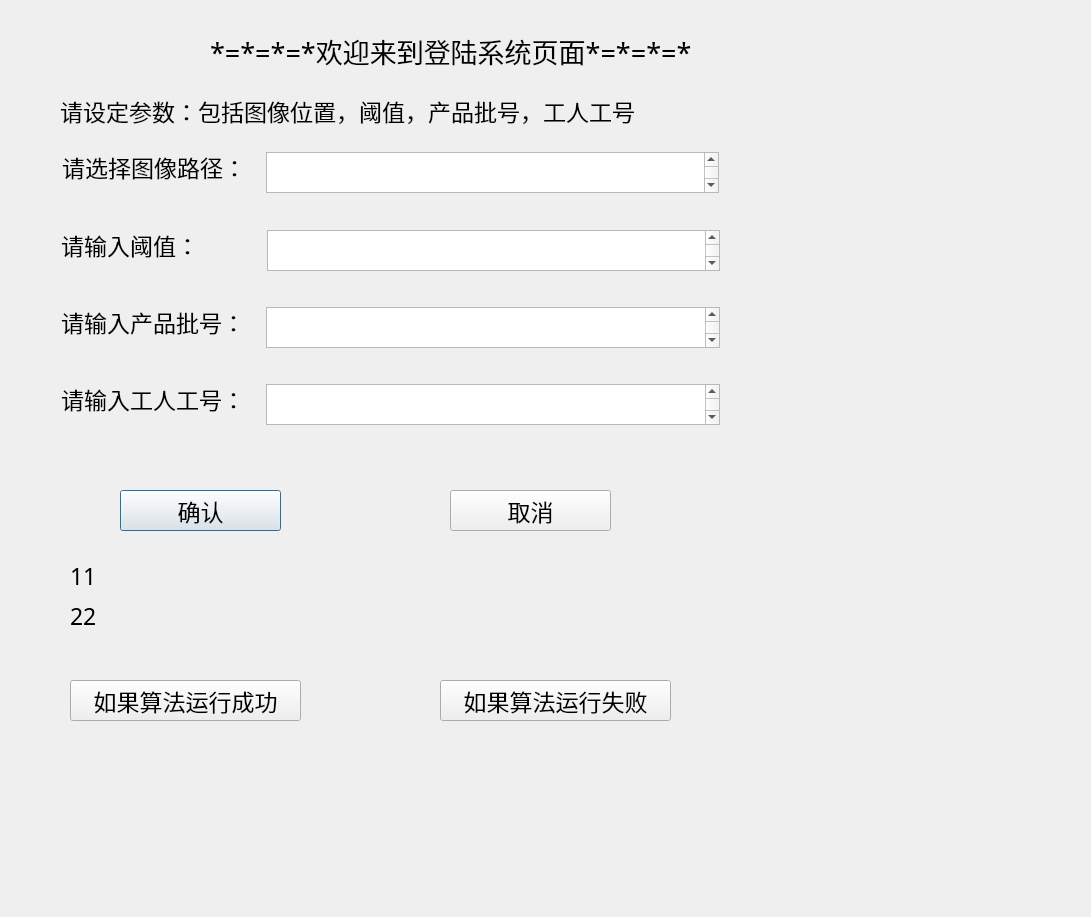
The window that QT_Designer/login.ui (SimonWicre/IndustryDemo) describes before a commit, drawn with Qt 5.
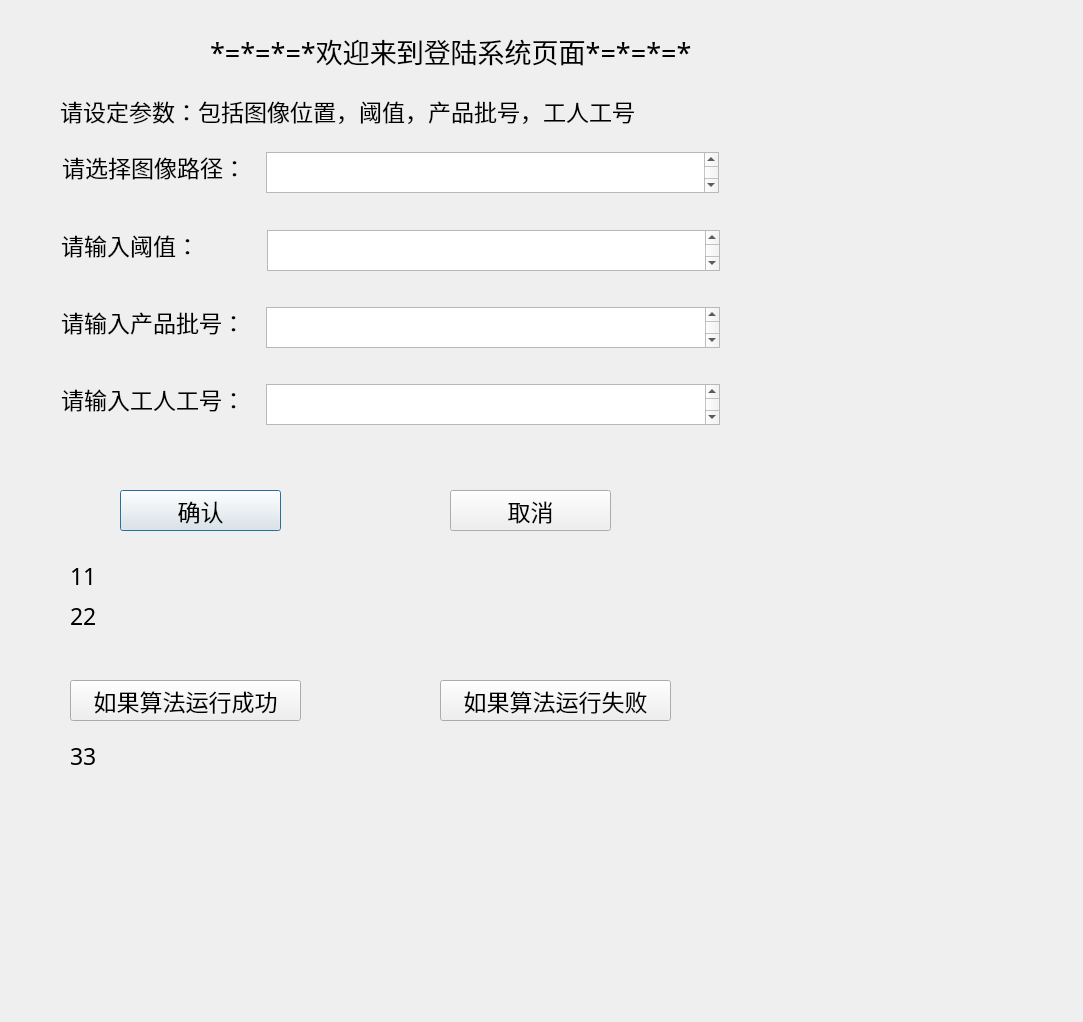
The same window after the commit.

Diff of the .ui file:
```diff
--- a/QT_Designer/login.ui
+++ b/QT_Designer/login.ui
@@ -6,8 +6,8 @@
    <rect>
     <x>0</x>
     <y>0</y>
-    <width>1091</width>
-    <height>917</height>
+    <width>1083</width>
+    <height>1022</height>
    </rect>
   </property>
   <property name="font">
@@ -316,6 +316,25 @@
     <string>如果算法运行失败</string>
    </property>
   </widget>
+  <widget class="QLabel" name="ifSuccessOrFailLabel">
+   <property name="geometry">
+    <rect>
+     <x>70</x>
+     <y>740</y>
+     <width>641</width>
+     <height>31</height>
+    </rect>
+   </property>
+   <property name="font">
+    <font>
+     <family>Microsoft YaHei</family>
+     <pointsize>17</pointsize>
+    </font>
+   </property>
+   <property name="text">
+    <string>33</string>
+   </property>
+  </widget>
  </widget>
  <resources/>
  <connections/>
```
